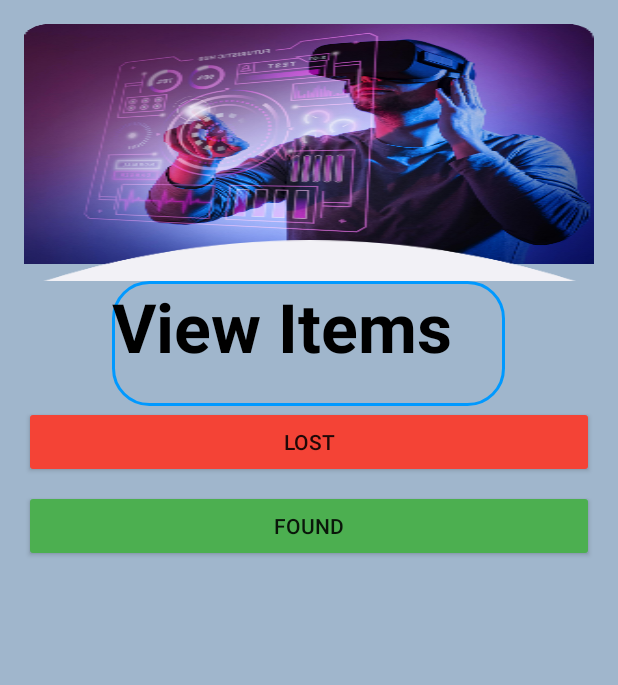
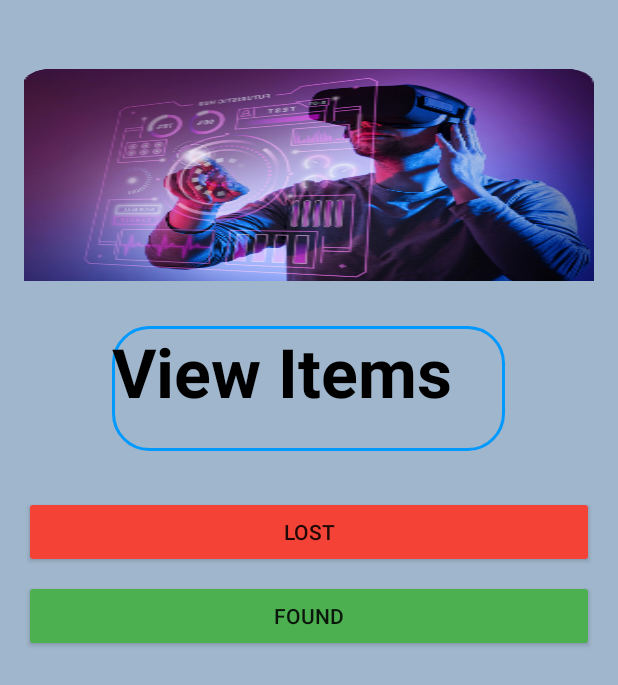
Before and after one commit to paulchembe/campus_lost_found_jdbc, an Android app: the FeedActivity screen opened directly, with no data from a screen before it, on a phone screen of 412 x 824 dp. Shown: the top 685 px of the screen. Run offline under Robolectric (Android 15) with nearby library versions, the phone set to English and light mode, and no system bars.

```diff
--- a/app/src/main/res/layout/activity_feed.xml
+++ b/app/src/main/res/layout/activity_feed.xml
@@ -17,6 +17,7 @@
             android:layout_width="match_parent"
             android:layout_height="wrap_content"
             android:background="@drawable/trends"
+            android:layout_marginTop="30dp"
             app:layout_constraintStart_toStartOf="parent"
             app:layout_constraintTop_toTopOf="parent" />
 
@@ -25,6 +26,7 @@
             android:layout_width="368dp"
             android:layout_height="61dp"
             android:foregroundGravity="center"
+            android:layout_marginTop="30dp"
             app:layout_constraintBottom_toBottomOf="@+id/imageView9"
             app:layout_constraintEnd_toEndOf="parent"
             app:layout_constraintStart_toStartOf="parent"
@@ -40,6 +42,7 @@
         android:layout_gravity="center"
         android:background="@drawable/roundedcorner"
         android:text="View Items"
+        android:layout_marginTop="30dp"
         android:textAlignment="center"
         android:textColor="@color/black"
         android:textSize="45dp"
@@ -50,6 +53,7 @@
         android:layout_width="match_parent"
         android:layout_height="wrap_content"
         android:backgroundTint="#F44336"
+        android:layout_marginTop="30dp"
         android:text="Lost" />
 
     <Button
```
